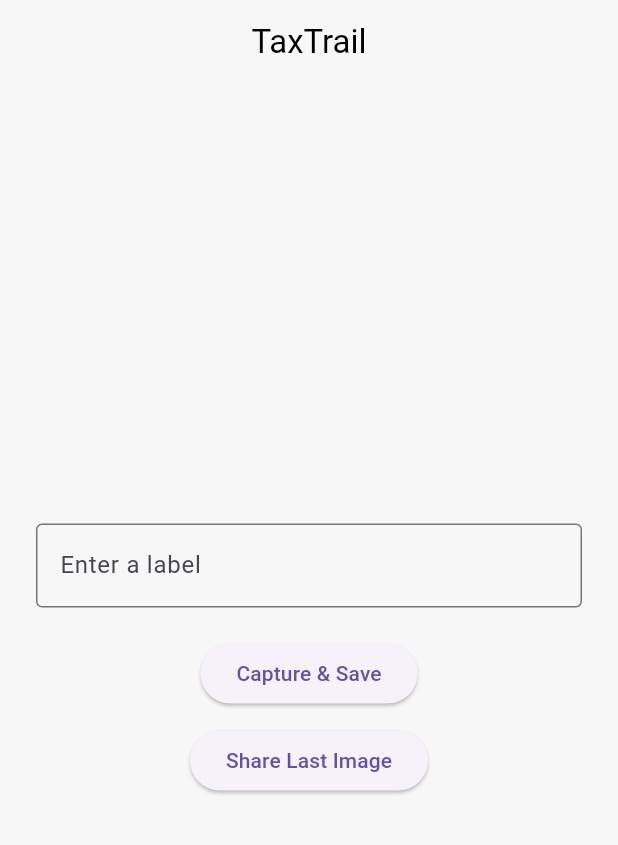
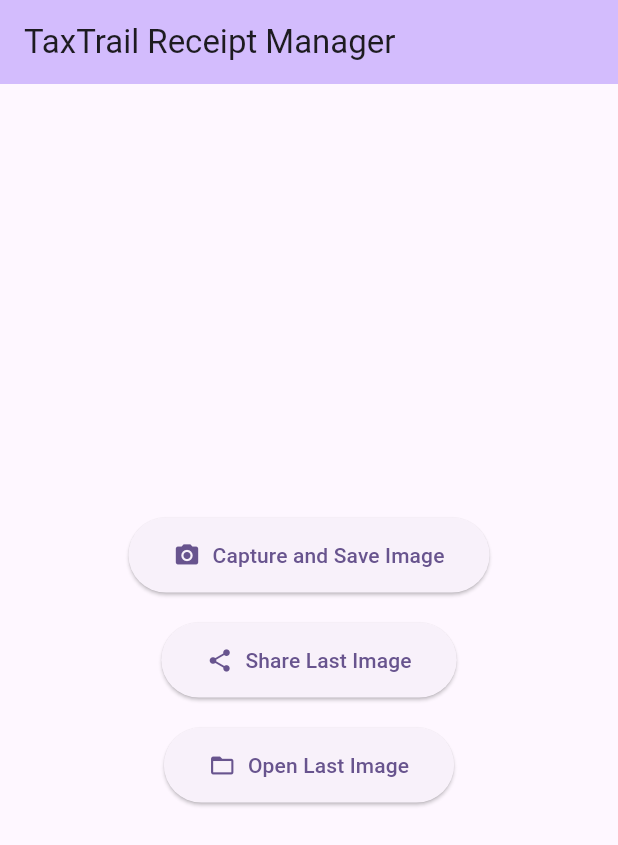
Before and after one commit to orrisonline-eng/taxtrail_uk_android, a Flutter app: the screen it shows after launch, on a phone screen of 412 x 824 dp. Shown: the top 845 px of the screen. Run offline on Flutter 3.47's test engine with Material 3 defaults, Android fonts, the phone set to English and light mode, and no system bars; our stand-ins replace csv, image_picker, open_file, share_plus.

Commit message:
Complete rewrite: TaxTrail receipt tracker with camera, CSV export, and email functionality

```diff
--- a/lib/main.dart
+++ b/lib/main.dart
@@ -1,149 +1,293 @@
-// lib/main.dart
 import 'dart:io';
 import 'package:flutter/material.dart';
 import 'package:image_picker/image_picker.dart';
-import 'package:path_provider/path_provider.dart';
 import 'package:share_plus/share_plus.dart';
-import 'package:intl/intl.dart';
-import 'package:permission_handler/permission_handler.dart';
+import 'package:open_file/open_file.dart';
+import 'package:csv/csv.dart';
 
 void main() {
-  runApp(const TaxTrailApp());
+  runApp(const MyApp());
 }
 
-class TaxTrailApp extends StatelessWidget {
-  const TaxTrailApp({super.key});
+class MyApp extends StatelessWidget {
+  const MyApp({super.key});
 
   @override
   Widget build(BuildContext context) {
-    return const MaterialApp(
+    return MaterialApp(
       title: 'TaxTrail',
-      home: TaxTrailHome(),
-      debugShowCheckedModeBanner: false,
+      theme: ThemeData(
+        colorScheme: ColorScheme.fromSeed(seedColor: Colors.deepPurple),
+        useMaterial3: true,
+      ),
+      home: const MyHomePage(title: 'TaxTrail Receipt Manager'),
     );
   }
 }
 
-class TaxTrailHome extends StatefulWidget {
-  const TaxTrailHome({super.key});
+class MyHomePage extends StatefulWidget {
+  const MyHomePage({super.key, required this.title});
+  final String title;
 
   @override
-  State<TaxTrailHome> createState() => _TaxTrailHomeState();
+  State<MyHomePage> createState() => _MyHomePageState();
 }
 
-class _TaxTrailHomeState extends State<TaxTrailHome> {
-  final TextEditingController _labelController = TextEditingController();
-  String? _lastSavedImagePath;
+class Receipt {
+  final String filename;
+  final String receiptType;
+  final String amount;
+  final String date;
+  final String otherInfo;
+  final String taxReference;
 
-  @override
-  void initState() {
-    super.initState();
-    _lastSavedImagePath = null; // Ensures no image is preloaded
+  Receipt({
+    required this.filename,
+    required this.receiptType,
+    required this.amount,
+    required this.date,
+    required this.otherInfo,
+    this.taxReference = '',
+  });
 }
 
+class _MyHomePageState extends State<MyHomePage> {
+  final ImagePicker _picker = ImagePicker();
+  String? _lastSavedImagePath;
+  final List<Receipt> _receipts = [];
+
   Future<void> _captureAndSaveImage() async {
-    final picker = ImagePicker();
-    final pickedFile = await picker.pickImage(source: ImageSource.camera);
+    try {
+      final XFile? pickedFile = await _picker.pickImage(
+        source: ImageSource.camera,
+        imageQuality: 85,
+      );
 
       if (pickedFile == null) return;
 
-    final now = DateTime.now();
-    final fiscalInfo = _getFiscalQuarter(now);
-    final label = _labelController.text.trim().isEmpty
-        ? 'receipt'
-        : _labelController.text.trim();
-    final fileName =
-        '${label}_${DateFormat("yyyy-MM-ddTHH-mm-ss").format(now)}.png';
-
-    final dir =
-        await getApplicationDocumentsDirectory(); // Even safer, works on Android and iOS
-    final saveDir = Directory(
-        '${dir.path}/UK/${fiscalInfo['quarter']} ${fiscalInfo['year']}');
-
-    if (!await saveDir.exists()) {
-      await saveDir.create(recursive: true);
+      Map<String, String>? labelData = await _showLabelDialog();
+      if (labelData == null) {
+        if (mounted) {
+          ScaffoldMessenger.of(context).showSnackBar(
+            const SnackBar(content: Text('Image capture cancelled')),
+          );
+        }
+        return;
       }
 
-    final savedImage =
-        await File(pickedFile.path).copy('${saveDir.path}/$fileName');
+      final timestamp = DateTime.now().millisecondsSinceEpoch;
+      final receiptType = labelData['receiptType']!.replaceAll(' ', '_');
+      final fileName = '${receiptType}_$timestamp.jpg';
+
+      final directory = Directory('/storage/emulated/0/Download');
+      if (!directory.existsSync()) {
+        directory.createSync(recursive: true);
+      }
+
+      final savedImagePath = '${directory.path}/$fileName';
+      await File(pickedFile.path).copy(savedImagePath);
+
+      final receipt = Receipt(
+        filename: fileName,
+        receiptType: labelData['receiptType']!,
+        amount: labelData['amount']!,
+        date: labelData['date']!,
+        otherInfo: labelData['otherInfo']!,
+      );
 
       setState(() {
-      _lastSavedImagePath = savedImage.path;
+        _lastSavedImagePath = savedImagePath;
+        _receipts.add(receipt);
       });
 
+      await _exportToCSV();
+
+      if (mounted) {
         ScaffoldMessenger.of(context).showSnackBar(
-      SnackBar(content: Text('Saved to: ${savedImage.path}')),
+          SnackBar(content: Text('Image saved: $fileName')),
+        );
+      }
+    } catch (e) {
+      if (mounted) {
+        ScaffoldMessenger.of(context).showSnackBar(
+          SnackBar(content: Text('Error: $e')),
+        );
+      }
+    }
+  }
+
+  Future<Map<String, String>?> _showLabelDialog() async {
+    final typeController = TextEditingController();
+    final amountController = TextEditingController();
+    final dateController = TextEditingController(
+      text: DateTime.now().toString().split(' ')[0],
+    );
+    final otherController = TextEditingController();
+
+    return showDialog<Map<String, String>>(
+      context: context,
+      builder: (BuildContext context) {
+        return AlertDialog(
+          title: const Text('Receipt Information'),
+          content: SingleChildScrollView(
+            child: Column(
+              mainAxisSize: MainAxisSize.min,
+              children: [
+                TextField(
+                  controller: typeController,
+                  decoration: const InputDecoration(
+                    labelText: 'Receipt Type',
+                    hintText: 'e.g., Meal, Transport, Office',
+                  ),
+                ),
+                const SizedBox(height: 10),
+                TextField(
+                  controller: amountController,
+                  decoration: const InputDecoration(
+                    labelText: 'Amount',
+                    hintText: 'e.g., 25.50',
+                  ),
+                  keyboardType: TextInputType.number,
+                ),
+                const SizedBox(height: 10),
+                TextField(
+                  controller: dateController,
+                  decoration: const InputDecoration(
+                    labelText: 'Date',
+                    hintText: 'YYYY-MM-DD',
+                  ),
+                ),
+                const SizedBox(height: 10),
+                TextField(
+                  controller: otherController,
+                  decoration: const InputDecoration(
+                    labelText: 'Other Info',
+                    hintText: 'Notes, vendor, etc.',
+                  ),
+                  maxLines: 2,
+                ),
+              ],
+            ),
+          ),
+          actions: [
+            TextButton(
+              onPressed: () => Navigator.of(context).pop(),
+              child: const Text('Cancel'),
+            ),
+            TextButton(
+              onPressed: () {
+                Navigator.of(context).pop({
+                  'receiptType': typeController.text.isEmpty
+                      ? 'unlabeled'
+                      : typeController.text,
+                  'amount': amountController.text,
+                  'date': dateController.text,
+                  'otherInfo': otherController.text,
+                });
+              },
+              child: const Text('Save'),
+            ),
+          ],
+        );
+      },
     );
   }
 
-  Map<String, dynamic> _getFiscalQuarter(DateTime date) {
-    int year = date.year;
-    final int month = date.month;
-    final int day = date.day;
+  Future<void> _exportToCSV() async {
+    try {
+      List<List<dynamic>> rows = [
+        [
+          'Tax Reference',
+          'Filename',
+          'Receipt_Type',
+          'Amount',
+          'Date',
+          'Other Info'
+        ]
+      ];
 
-    // Adjust for UK fiscal year starting April 6
-    if (month < 4 || (month == 4 && day < 6)) {
-      year -= 1;
+      for (var receipt in _receipts) {
+        rows.add([
+          receipt.taxReference,
+          receipt.filename,
+          receipt.receiptType,
+          receipt.amount,
+          receipt.date,
+          receipt.otherInfo,
+        ]);
       }
 
-    late String quarter;
-    if (month >= 4 && month <= 6 && !(month == 4 && day < 6)) {
-      quarter = 'QTR 1';
-    } else if (month >= 7 && month <= 9) {
-      quarter = 'QTR 2';
-    } else if (month >= 10 && month <= 12) {
-      quarter = 'QTR 3';
-    } else {
-      quarter = 'QTR 4';
+      String csv = const ListToCsvConverter().convert(rows);
+      final directory = Directory('/storage/emulated/0/Download');
+      final csvPath = '${directory.path}/taxtrail_receipts.csv';
+
+      await File(csvPath).writeAsString(csv);
+    } catch (e) {
+      print('CSV Export Error: $e');
     }
-
-    return {'year': year, 'quarter': quarter};
   }
 
   Future<void> _shareLastImage() async {
-    if (_lastSavedImagePath != null) {
-      await Share.shareXFiles(
-  [XFile(_lastSavedImagePath!, mimeType: 'image/png')],
+    if (_lastSavedImagePath == null) {
+      ScaffoldMessenger.of(context).showSnackBar(
+        const SnackBar(content: Text('No image to share')),
       );
-    } else {
+      return;
+    }
+
+    await Share.shareXFiles([XFile(_lastSavedImagePath!)]);
+  }
+
+  Future<void> _openLastImage() async {
+    if (_lastSavedImagePath == null) {
       ScaffoldMessenger.of(context).showSnackBar(
-        const SnackBar(content: Text('No image to share.')),
+        const SnackBar(content: Text('No image to open')),
       );
+      return;
     }
+
+    await OpenFile.open(_lastSavedImagePath!);
   }
 
   @override
   Widget build(BuildContext context) {
     return Scaffold(
-      backgroundColor: const Color(0xFFF7F7F7),
       appBar: AppBar(
-        title: const Text('TaxTrail'),
-        centerTitle: true,
-        backgroundColor: Colors.transparent,
-        elevation: 0,
-        foregroundColor: Colors.black,
+        backgroundColor: Theme.of(context).colorScheme.inversePrimary,
+        title: Text(widget.title),
       ),
-      body: Padding(
-        padding: const EdgeInsets.symmetric(horizontal: 24.0),
+      body: Center(
         child: Column(
           mainAxisAlignment: MainAxisAlignment.center,
           children: [
-            TextField(
-              controller: _labelController,
-              decoration: const InputDecoration(
-                labelText: 'Enter a label',
-                border: OutlineInputBorder(),
+            ElevatedButton.icon(
+              onPressed: _captureAndSaveImage,
+              icon: const Icon(Icons.camera_alt),
+              label: const Text('Capture and Save Image'),
+              style: ElevatedButton.styleFrom(
+                padding:
+                    const EdgeInsets.symmetric(horizontal: 30, vertical: 15),
               ),
             ),
             const SizedBox(height: 20),
-            ElevatedButton(
-              onPressed: _captureAndSaveImage,
-              child: const Text('Capture & Save'),
+            ElevatedButton.icon(
+              onPressed: _shareLastImage,
+              icon: const Icon(Icons.share),
+              label: const Text('Share Last Image'),
+              style: ElevatedButton.styleFrom(
+                padding:
+                    const EdgeInsets.symmetric(horizontal: 30, vertical: 15),
               ),
-            const SizedBox(height: 10),
-            ElevatedButton(
-              onPressed: _shareLastImage,
-              child: const Text('Share Last Image'),
+            ),
+            const SizedBox(height: 20),
+            ElevatedButton.icon(
+              onPressed: _openLastImage,
+              icon: const Icon(Icons.folder_open),
+              label: const Text('Open Last Image'),
+              style: ElevatedButton.styleFrom(
+                padding:
+                    const EdgeInsets.symmetric(horizontal: 30, vertical: 15),
+              ),
             ),
           ],
         ),
--- a/pubspec.yaml
+++ b/pubspec.yaml
@@ -14,6 +14,8 @@ dependencies:
   share_plus: ^7.2.1
   intl: ^0.18.1
   permission_handler: ^11.3.0
+  open_file: ^3.3.2
+  csv: ^5.1.1
 
 dev_dependencies:
   flutter_test:
```
Also changed, not shown: pubspec.lock, 5 other files. Lines whose indentation alone changed are shown as unchanged.
